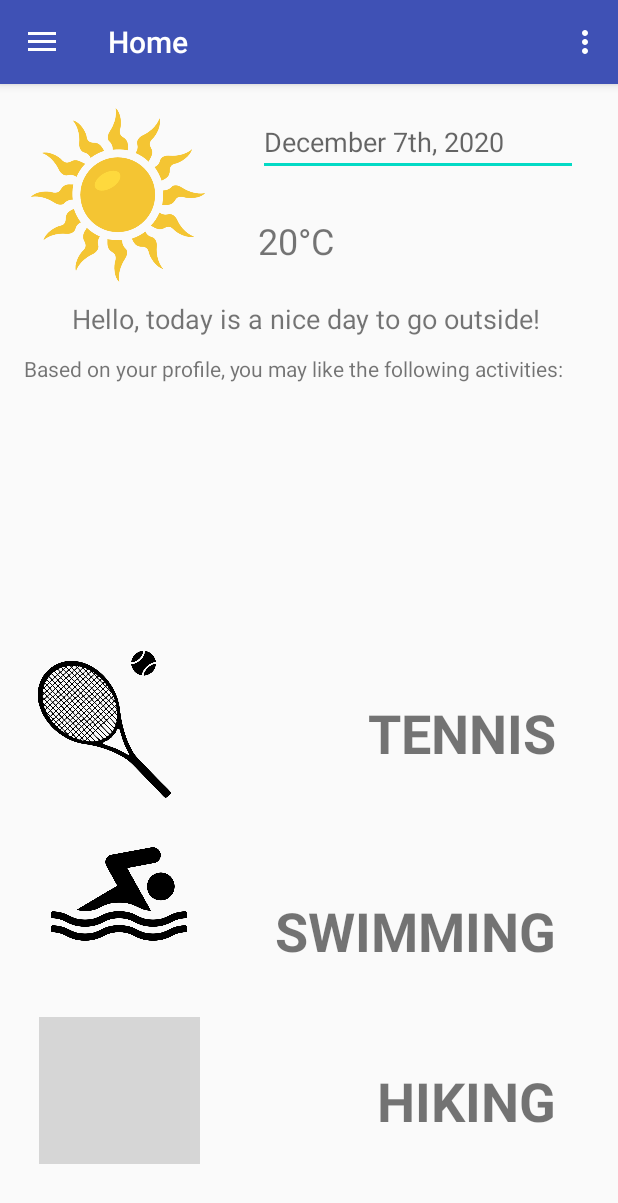
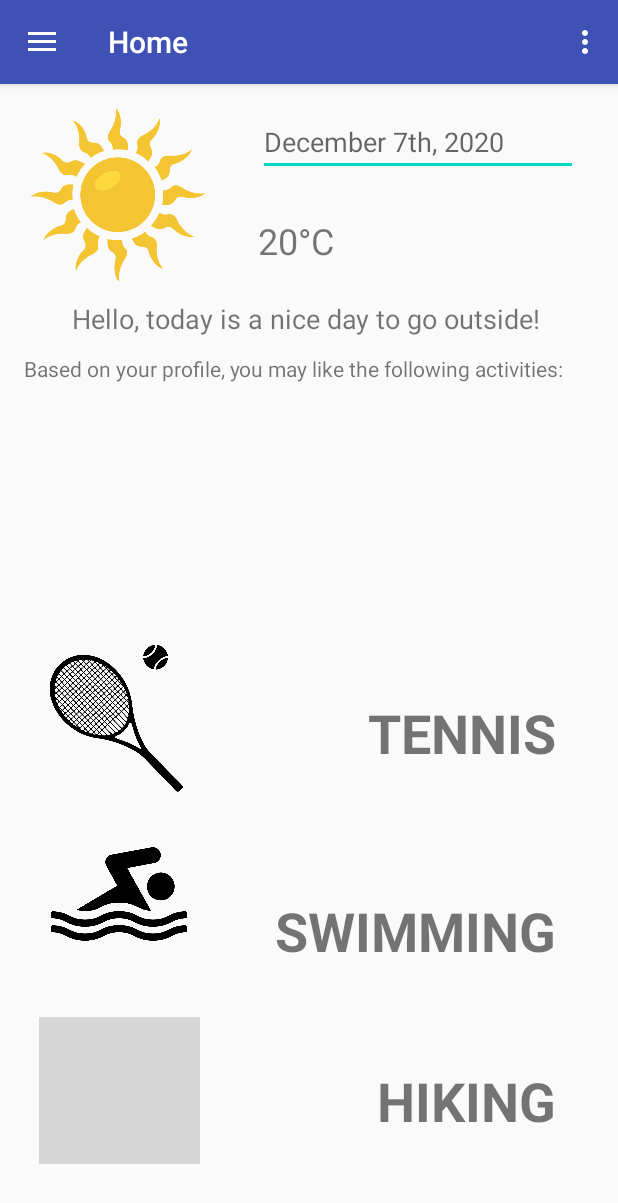
Before and after one commit to MorganLay/Dream-Team, an Android app: the screen it shows after launch (MainActivity), after a tap on "CONTINUE AS GUEST", on a phone screen of 412 x 824 dp. Shown: the top 1203 px of the screen. Run offline under Robolectric (Android 15) with nearby library versions, the phone set to English and light mode, and no system bars; our stand-ins replace Volley, navigation-ui; network calls fail; grey boxes are pictures that could not be loaded.

Commit message:
Celsius conversion

```diff
--- a/app/src/main/java/com/example/alphadrawer/ui/home/HomeFragment.java
+++ b/app/src/main/java/com/example/alphadrawer/ui/home/HomeFragment.java
@@ -89,4 +89,8 @@ public class HomeFragment extends Fragment {
         queue.add(j_req);
     }
 
+    public int convertToCelsius(long kelvin){
+        return (int) Math.round(kelvin - 273.15);
+    }
+
 }
--- a/app/src/main/res/layout/fragment_home.xml
+++ b/app/src/main/res/layout/fragment_home.xml
@@ -71,9 +71,9 @@
         android:id="@+id/box1"
         android:layout_width="107dp"
         android:layout_height="98dp"
-        android:layout_marginStart="16dp"
-        android:layout_marginLeft="16dp"
-        android:layout_marginBottom="292dp"
+        android:layout_marginStart="24dp"
+        android:layout_marginLeft="24dp"
+        android:layout_marginBottom="296dp"
         android:contentDescription="@string/first_box"
         android:src="@drawable/racket"
         app:layout_constraintBottom_toBottomOf="parent"
```
